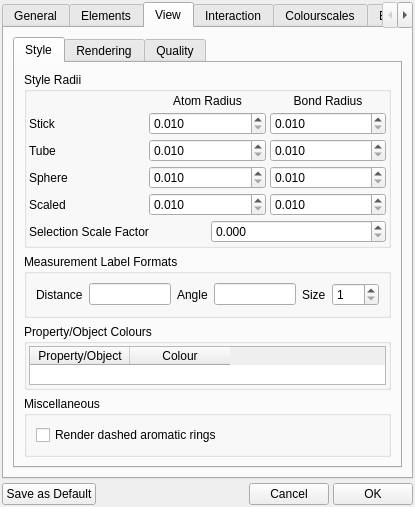
The window that src/gui/prefs.ui (trisyoungs/aten) describes before a commit, drawn with Qt 5.
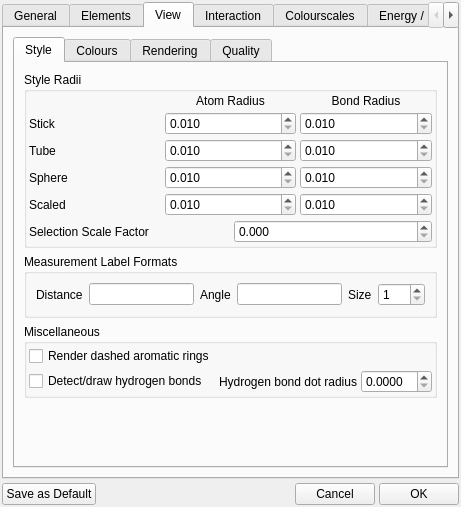
The same window after the commit. The open tabs and pages were chosen to show the change. Icons and pictures are not drawn. Custom widgets are drawn as their Qt base class.

Commit message: Added detection and rendering of hydrogen bonds, and added Prefs GUI option and accessors to control it. Moved Colours to separate subpage in View options in Prefs window. Fixed - Stick primitives were not correctly cleared all the time (e.g. when starting a new model). Removed debug output from tcanvas_funcs.cpp.

The edit to the form file:
```diff
--- a/src/gui/prefs.ui
+++ b/src/gui/prefs.ui
@@ -928,6 +928,94 @@
             </widget>
            </item>
            <item>
+            <widget class="QGroupBox" name="MiscStyleOptions">
+             <property name="title">
+              <string>Miscellaneous</string>
+             </property>
+             <layout class="QVBoxLayout" name="verticalLayout_14">
+              <property name="spacing">
+               <number>4</number>
+              </property>
+              <property name="margin">
+               <number>2</number>
+              </property>
+              <item>
+               <layout class="QGridLayout" name="gridLayout_5">
+                <item row="0" column="0">
+                 <widget class="QCheckBox" name="RenderDashedAromaticsCheck">
+                  <property name="text">
+                   <string>Render dashed aromatic rings</string>
+                  </property>
+                 </widget>
+                </item>
+                <item row="1" column="0">
+                 <widget class="QCheckBox" name="DrawHydrogenBondsCheck">
+                  <property name="text">
+                   <string>Detect/draw hydrogen bonds</string>
+                  </property>
+                 </widget>
+                </item>
+                <item row="1" column="2">
+                 <widget class="QDoubleSpinBox" name="HydrogenBondDotRadiusSpin">
+                  <property name="sizePolicy">
+                   <sizepolicy hsizetype="Expanding" vsizetype="Fixed">
+                    <horstretch>0</horstretch>
+                    <verstretch>0</verstretch>
+                   </sizepolicy>
+                  </property>
+                  <property name="decimals">
+                   <number>4</number>
+                  </property>
+                  <property name="singleStep">
+                   <double>0.005000000000000</double>
+                  </property>
+                 </widget>
+                </item>
+                <item row="1" column="1">
+                 <widget class="QLabel" name="label_39">
+                  <property name="sizePolicy">
+                   <sizepolicy hsizetype="Minimum" vsizetype="Preferred">
+                    <horstretch>0</horstretch>
+                    <verstretch>0</verstretch>
+                   </sizepolicy>
+                  </property>
+                  <property name="text">
+                   <string>Hydrogen bond dot radius</string>
+                  </property>
+                 </widget>
+                </item>
+               </layout>
+              </item>
+             </layout>
+            </widget>
+           </item>
+           <item>
+            <spacer name="verticalSpacer_2">
+             <property name="orientation">
+              <enum>Qt::Vertical</enum>
+             </property>
+             <property name="sizeHint" stdset="0">
+              <size>
+               <width>20</width>
+               <height>40</height>
+              </size>
+             </property>
+            </spacer>
+           </item>
+          </layout>
+         </widget>
+         <widget class="QWidget" name="ColoursSubTab">
+          <attribute name="title">
+           <string>Colours</string>
+          </attribute>
+          <layout class="QVBoxLayout" name="verticalLayout_23">
+           <property name="spacing">
+            <number>4</number>
+           </property>
+           <property name="margin">
+            <number>2</number>
+           </property>
+           <item>
             <widget class="QGroupBox" name="ColourGroup">
              <property name="sizePolicy">
               <sizepolicy hsizetype="Expanding" vsizetype="Expanding">
@@ -986,22 +1074,6 @@
              </layout>
             </widget>
            </item>
-           <item>
-            <widget class="QGroupBox" name="MiscStyleOptions">
-             <property name="title">
-              <string>Miscellaneous</string>
-             </property>
-             <layout class="QVBoxLayout" name="verticalLayout_14">
-              <item>
-               <widget class="QCheckBox" name="RenderDashedAromaticsCheck">
-                <property name="text">
-                 <string>Render dashed aromatic rings</string>
-                </property>
-               </widget>
-              </item>
-             </layout>
-            </widget>
-           </item>
           </layout>
          </widget>
          <widget class="QWidget" name="QualitySubTab">
```
Left out of the diff: 1 changed line with no effect on the pictures. The commit also changes 14 other files.
